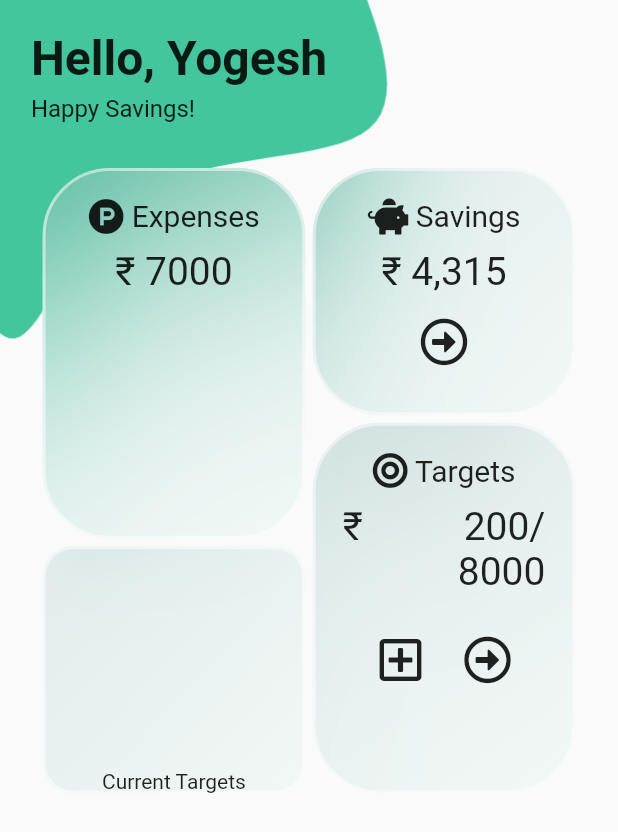
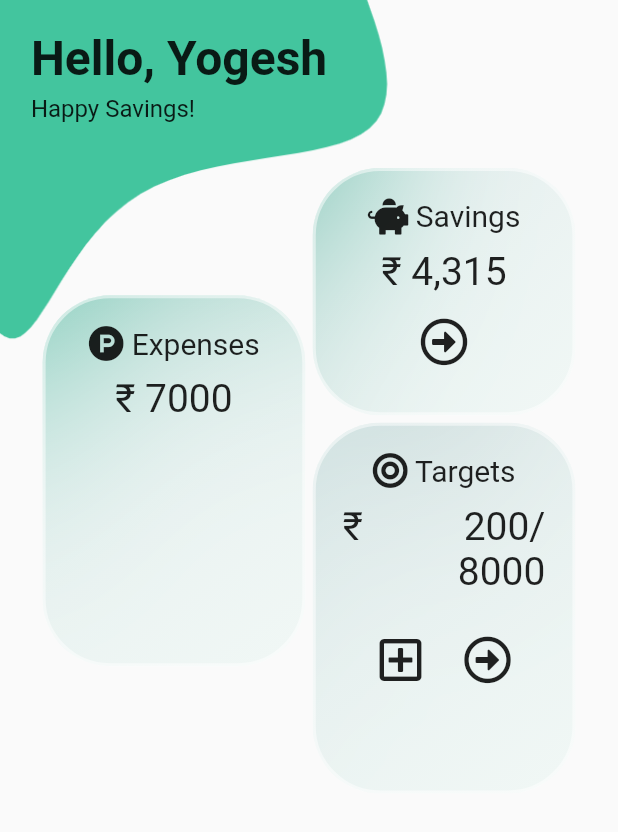
Before and after one commit to YogeshUpdhyay/savings_target, a Flutter app: the screen it shows after launch, on a phone screen of 412 x 824 dp. Shown: the top 832 px of the screen. Run offline on Flutter 3.47's test engine with Material 2 defaults, Android fonts, the phone set to English and light mode, and no system bars; drawn by our look-alikes of glassmorphism; our stand-ins replace font_awesome_flutter, google_fonts; missing offline and left inert: ms_undraw.

Commit message:
expense tile added

```diff
--- a/lib/views/index.dart
+++ b/lib/views/index.dart
@@ -53,8 +53,42 @@ class _IndexState extends State<Index> {
                     mainAxisAlignment: MainAxisAlignment.center,
                     children: [
                       Column(
+                        mainAxisAlignment: MainAxisAlignment.center,
                         children: [
-                          GlassContainer(
+                          ExpenseTile(size: size),
+                        ],
+                      ),
+                      SizedBox(width: 5.0,),
+                      Column(
+                        children: [
+                          SavingsTile(size: size),
+                          SizedBox(height: 5.0,),
+                          TargetsTile(size: size),
+                        ],
+                      )
+                    ],
+                  )
+                ],
+              ),
+            ),
+          ],
+        ),
+      ),
+    );
+  }
+}
+
+class ExpenseTile extends StatelessWidget {
+  const ExpenseTile({
+    Key? key,
+    required this.size,
+  }) : super(key: key);
+
+  final Size size;
+
+  @override
+  Widget build(BuildContext context) {
+    return GlassContainer(
       size: size,
       widthPercentage: 0.425,
       heightPercentage: 0.3,
@@ -86,55 +120,6 @@ class _IndexState extends State<Index> {
           ],
         ),
       )
-                          ),
-                          SizedBox(height: 5.0,),
-                          GlassmorphicContainer(
-                            width: size.width*0.425,
-                            height: size.height*0.2,
-                            borderRadius: 20,
-                            blur: 20,
-                            alignment: Alignment.bottomCenter,
-                            border: 2,
-                            linearGradient: LinearGradient(
-                              begin: Alignment.topLeft,
-                              end: Alignment.bottomRight,
-                              colors: [
-                                Color(0xff1f727a).withOpacity(0.1),
-                                Color(0xff43c59e).withOpacity(0.05),
-                              ],
-                              stops: [
-                                0.1,
-                                1,
-                              ]
-                            ),
-                            borderGradient: LinearGradient(
-                              begin: Alignment.topLeft,
-                              end: Alignment.bottomRight,
-                              colors: [
-                                Color(0xFFffffff).withOpacity(0.5),
-                                Color((0xFFFFFFFF)).withOpacity(0.5),
-                              ],
-                            ),
-                            child: Text("Current Targets")
-                          ),
-                        ],
-                      ),
-                      SizedBox(width: 5.0,),
-                      Column(
-                        children: [
-                          SavingsTile(size: size),
-                          SizedBox(height: 5.0,),
-                          TargetsTile(size: size),
-                        ],
-                      )
-                    ],
-                  )
-                ],
-              ),
-            ),
-          ],
-        ),
-      ),
     );
   }
 }
```
Lines whose indentation alone changed are shown as unchanged.
